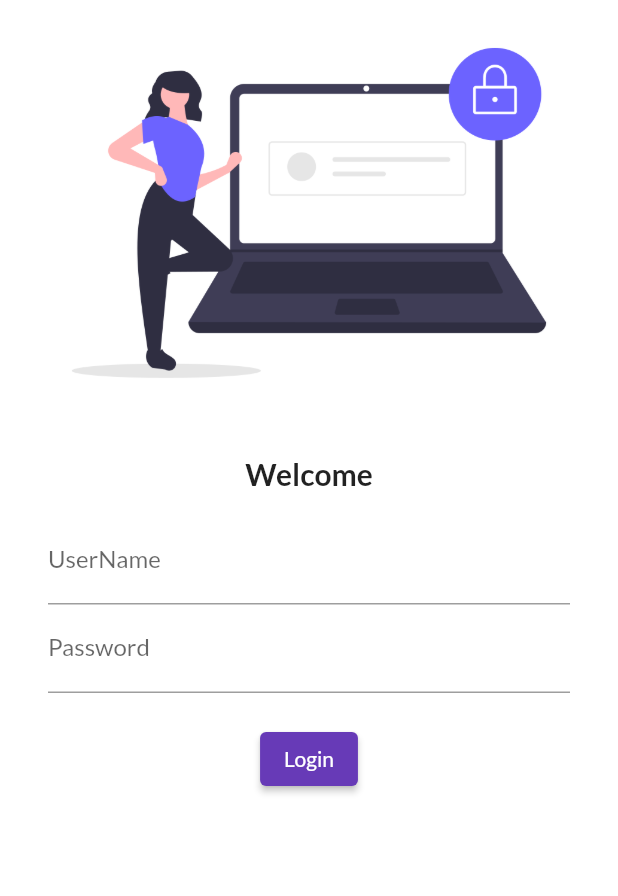
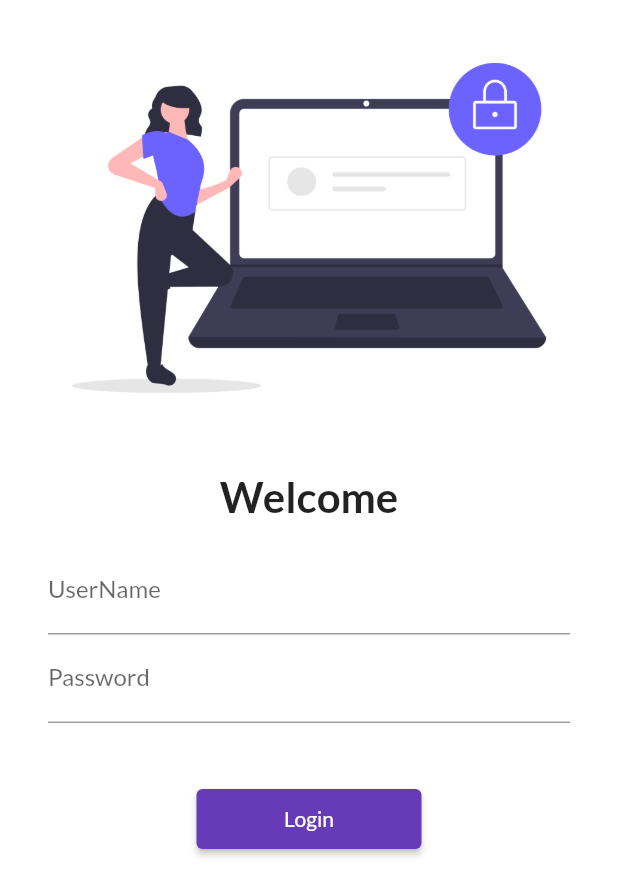
Before and after one commit to mit-27/Flutter_first_App, a Flutter app: the LoginPage screen opened by its route, on a phone screen of 412 x 824 dp. Shown: the top 896 px of the screen. Run offline on Flutter 3.47's test engine with Material 2 defaults, Android fonts, the phone set to English and light mode, and no system bars; our stand-ins replace google_fonts.

Commit message:
day 5 completed

```diff
--- a/lib/pages/login_page.dart
+++ b/lib/pages/login_page.dart
@@ -1,12 +1,17 @@
 import 'package:flutter/material.dart';
+import 'package:flutter_catalog/utils/routes.dart';
 
 class LoginPage extends StatelessWidget {
   @override
   Widget build(BuildContext context) {
     return Material(
       color: Colors.white,
+      child: SingleChildScrollView(
         child: Column(
           children: [
+            SizedBox(
+              height: 10,
+            ),
             Image.asset(
               'assets/images/login_image.png',
               fit: BoxFit.cover,
@@ -17,7 +22,7 @@ class LoginPage extends StatelessWidget {
             Text(
               "Welcome",
               style: TextStyle(
-              fontSize: 20,
+                fontSize: 28,
                 fontWeight: FontWeight.bold,
               ),
             ),
@@ -35,21 +40,25 @@ class LoginPage extends StatelessWidget {
                         hintText: "Enter Password", labelText: "Password"),
                   ),
                   SizedBox(
-                  height: 20,
+                    height: 40,
                   ),
                   ElevatedButton(
                     onPressed: () {
-                      print('hii button clicked');
+                      Navigator.pushNamed(context, MyRoutes.homeRoute);
+                      // print('hii button clicked');
                     },
                     child: Text(
                       "Login",
                       style: TextStyle(color: Colors.white),
-                    ))
+                    ),
+                    style: TextButton.styleFrom(minimumSize: Size(150, 40)),
+                  )
                 ],
               ),
             )
           ],
         ),
+      ),
     );
   }
 }
--- /dev/null
+++ b/lib/utils/routes.dart
@@ -0,0 +1,4 @@
+class MyRoutes {
+  static String loginRoute = "/login";
+  static String homeRoute = "/";
+}
```
Also changed, not shown: lib/main.dart (+6 -3 lines). Lines whose indentation alone changed are shown as unchanged.
